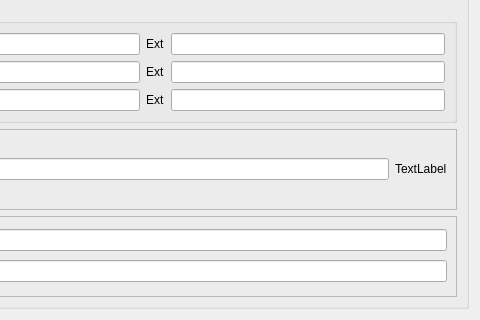
First picture: the form in drc/gui/partydetailsform.ui, repository lansdon/cpts483_drc, before the edit; both pictures show x 211 to 691 and y 227 to 547 of the 691 by 547 pixel window.
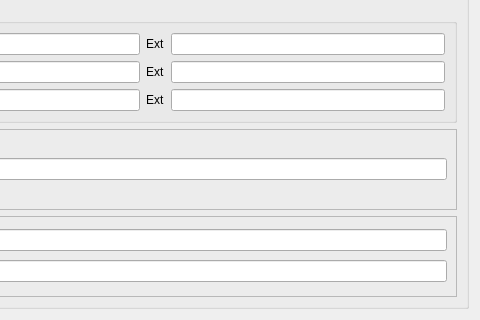
Second picture: the form after the edit.

Commit message: Party form gui validations. (phone number pattern, numbers for zip, etc...) Adds red coloration for failing fields.

What changed in the file:
```diff
--- a/drc/gui/partydetailsform.ui
+++ b/drc/gui/partydetailsform.ui
@@ -222,13 +222,6 @@
          <item row="0" column="1">
           <widget class="QLineEdit" name="emailLineEdit"/>
          </item>
-         <item row="0" column="2">
-          <widget class="QLabel" name="label">
-           <property name="text">
-            <string>TextLabel</string>
-           </property>
-          </widget>
-         </item>
         </layout>
        </widget>
       </item>
```
The commit also changes 3 other files.
